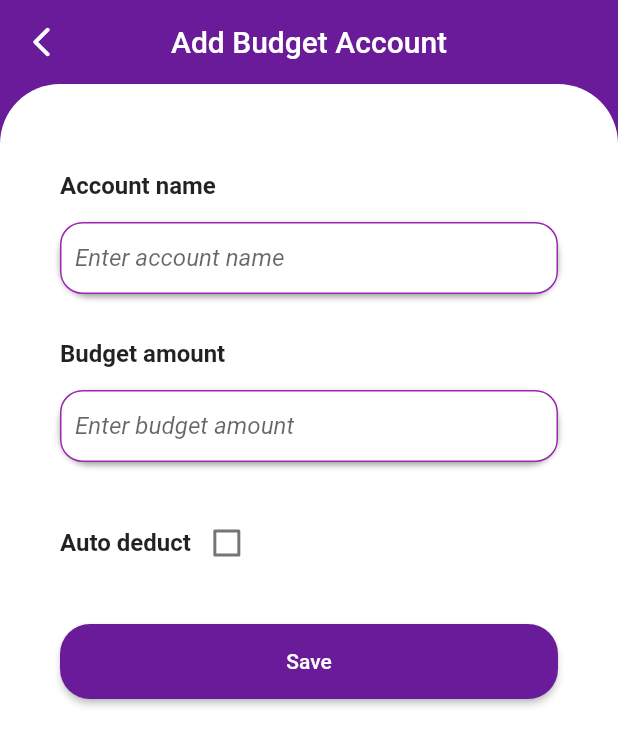
After one commit to Jifflis/myBudget-flutter-app, a Flutter app: the AddBudgetScreen screen opened by its route, on a phone screen of 412 x 824 dp. The commit adds this screen. Shown: the top 746 px of the screen. Run offline on Flutter 3.47's test engine with Material 2 defaults, Android fonts, the phone set to English and light mode, and no system bars; drawn by our look-alikes of oktoast; our stand-ins replace get, sqflite; accounts and stored records are empty.

Commit message:
added add budget ui

```diff
--- a/lib/routes.dart
+++ b/lib/routes.dart
@@ -1,6 +1,7 @@
 import 'package:flutter/cupertino.dart';
 import 'package:flutter/material.dart';
 import 'package:flutter/services.dart';
+import 'package:mybudget/screen/add_budget_screen.dart';
 import 'package:mybudget/screen/introduction_screen.dart';
 
 import 'screen/home_screen.dart';
@@ -19,6 +20,7 @@ class Routes {
   static const String SCREEN_HOME = '/home_screen';
   static const String SCREEN_SETTINGS = '/settings_screen';
   static const String SCREEN_TRANSACTIONS = '/transaction_screen';
+  static const String SCREEN_ADD_BUDGET = '/add_budget_screen';
 
   //navigator key ------------------------------------------------------------
   /// set navigators key.
@@ -79,6 +81,10 @@ class Routes {
 
       case SCREEN_SETTINGS:
         screen = SettingsScreen();
+        break;
+
+      case SCREEN_ADD_BUDGET:
+        screen = AddBudgetScreen();
         break;
     }
 
--- /dev/null
+++ b/lib/screen/add_budget_screen.dart
@@ -0,0 +1,123 @@
+import 'package:flutter/material.dart';
+
+class AddBudgetScreen extends StatelessWidget {
+  @override
+  Widget build(BuildContext context) {
+    return Scaffold(
+      appBar: AppBar(
+        leading: IconButton(
+            icon: const Icon(Icons.arrow_back_ios_rounded),
+            onPressed: () => Navigator.pop(context)),
+        backgroundColor: Colors.purple[800],
+        elevation: 0,
+        centerTitle: true,
+        title: const Text('Add Budget Account'),
+      ),
+      body: Container(
+        height: MediaQuery.of(context).size.height,
+        color: Colors.purple[800],
+        child: Container(
+            padding: const EdgeInsets.fromLTRB(40, 0.0, 40, 10),
+            height: MediaQuery.of(context).size.height,
+            width: double.infinity,
+            decoration: const BoxDecoration(
+              color: Colors.white,
+              borderRadius: BorderRadius.only(
+                topLeft: Radius.circular(40),
+                topRight: Radius.circular(40),
+              ),
+            ),
+            child: SingleChildScrollView(
+              child: Column(
+                crossAxisAlignment: CrossAxisAlignment.start,
+                children: <Widget>[
+                  const SizedBox(height: 58),
+                  _fieldLabel('Account name'),
+                  const SizedBox(height: 15),
+                  _textField('Enter account name'),
+                  const SizedBox(height: 30),
+                  _fieldLabel('Budget amount'),
+                  const SizedBox(height: 15),
+                  _textField('Enter budget amount'),
+                  const SizedBox(height: 30),
+                  Row(
+                    children: <Widget>[
+                      _fieldLabel('Auto deduct'),
+                      Checkbox(value: false, onChanged: (bool value) {}),
+                    ],
+                  ),
+                  const SizedBox(height: 30),
+                  _submit(),
+                ],
+              ),
+            )),
+      ),
+    );
+  }
+
+  /// LABEL
+  ///
+  ///
+  Widget _fieldLabel(String label) {
+    return Text(
+      label,
+      style: const TextStyle(
+        fontSize: 16,
+        color: Colors.black87,
+        fontWeight: FontWeight.bold,
+      ),
+    );
+  }
+
+  /// TEXT FIELD
+  ///
+  ///
+  Widget _textField(String hintText) {
+    return Container(
+      child: TextField(
+        decoration: InputDecoration(
+            fillColor: Colors.white,
+            filled: true,
+            contentPadding: const EdgeInsets.all(10),
+            hintText: hintText,
+            hintStyle: const TextStyle(fontStyle: FontStyle.italic),
+            focusedBorder: const OutlineInputBorder(
+              borderSide: BorderSide(color: Colors.purple, width: 2),
+              borderRadius: BorderRadius.all(Radius.circular(15)),
+            ),
+            enabledBorder: const OutlineInputBorder(
+              borderSide: BorderSide(color: Colors.purple),
+              borderRadius: BorderRadius.all(Radius.circular(15)),
+            ),
+            border: const OutlineInputBorder(
+              borderRadius: BorderRadius.all(Radius.circular(15)),
+            )),
+      ),
+      decoration: const BoxDecoration(
+          borderRadius: BorderRadius.all(Radius.circular(20)),
+          boxShadow: <BoxShadow>[
+            BoxShadow(
+              color: Colors.grey,
+              blurRadius: 3,
+              offset: Offset(0, 2),
+            )
+          ]),
+    );
+  }
+
+  Widget _submit() {
+    return Container(
+      width: double.infinity,
+      height: 50,
+      child: RaisedButton(
+          shape:
+              RoundedRectangleBorder(borderRadius: BorderRadius.circular(20)),
+          color: Colors.purple[800],
+          child: const Text(
+            'Save',
+            style: TextStyle(color: Colors.white),
+          ),
+          onPressed: () {}),
+    );
+  }
+}
--- a/lib/screen/home_screen.dart
+++ b/lib/screen/home_screen.dart
@@ -1,6 +1,7 @@
 import 'package:flutter/material.dart';
 import 'package:get/get.dart';
 import 'package:mybudget/controller/home_controller.dart';
+import 'package:mybudget/routes.dart';
 import 'package:mybudget/util/number_util.dart';
 
 import '../constant/custom_colors.dart';
@@ -93,11 +94,16 @@ class HomePageTemplate extends StatelessWidget {
     return index == 0
         ? Padding(
             padding: const EdgeInsets.only(right: 17),
-            child: Icon(
-              Icons.add_circle,
-              color: Colors.purple[100],
-              size: 38,
-            ),
+            child: IconButton(
+                icon: Icon(
+                  Icons.add_circle,
+                  color: Colors.purple[100],
+                  size: 38,
+                ),
+                onPressed: () {
+                  Routes.pushNamed(Routes.SCREEN_ADD_BUDGET,
+                      navigator: Routes.homeNavigator);
+                }),
           )
         : const Padding(
             padding: EdgeInsets.only(right: 17),
@@ -232,8 +238,10 @@ class BudgetItem extends StatelessWidget {
   Widget build(BuildContext context) {
     return Column(
       children: <Widget>[
-        if(index==0)
-          const SizedBox(height: 17,),
+        if (index == 0)
+          const SizedBox(
+            height: 17,
+          ),
         Container(
           padding: const EdgeInsets.fromLTRB(15.0, 10.0, 15.0, 5.0),
           child: Row(
```
